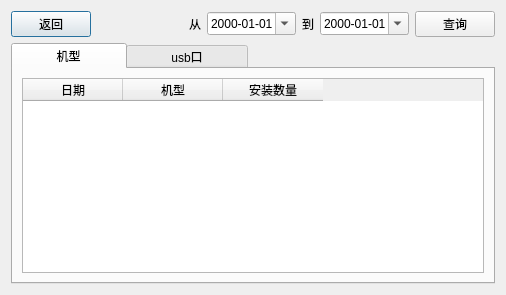
First picture: the form in baobiao.ui, repository juniperdiego/usbW, before the edit.
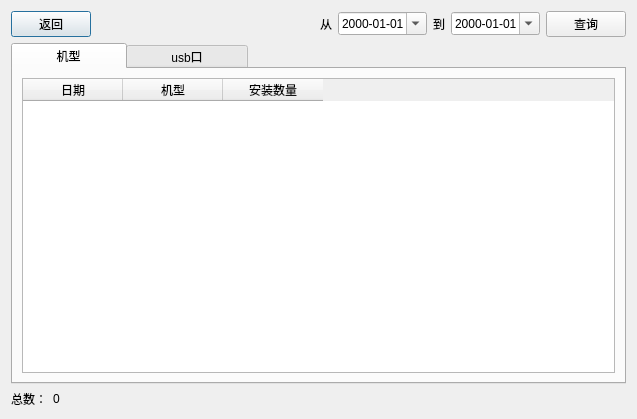
Second picture: the form after the edit.

Patch:
```diff
--- a/baobiao.ui
+++ b/baobiao.ui
@@ -6,8 +6,8 @@
    <rect>
     <x>0</x>
     <y>0</y>
-    <width>506</width>
-    <height>295</height>
+    <width>637</width>
+    <height>419</height>
    </rect>
   </property>
   <property name="windowTitle">
@@ -138,6 +138,30 @@
      </widget>
     </widget>
    </item>
+   <item row="2" column="0">
+    <layout class="QHBoxLayout" name="horizontalLayout_2">
+     <item>
+      <widget class="QLabel" name="label_3">
+       <property name="sizePolicy">
+        <sizepolicy hsizetype="Fixed" vsizetype="Preferred">
+         <horstretch>0</horstretch>
+         <verstretch>0</verstretch>
+        </sizepolicy>
+       </property>
+       <property name="text">
+        <string>总数：</string>
+       </property>
+      </widget>
+     </item>
+     <item>
+      <widget class="QLabel" name="totalLabel">
+       <property name="text">
+        <string>0</string>
+       </property>
+      </widget>
+     </item>
+    </layout>
+   </item>
   </layout>
  </widget>
  <resources/>
```
